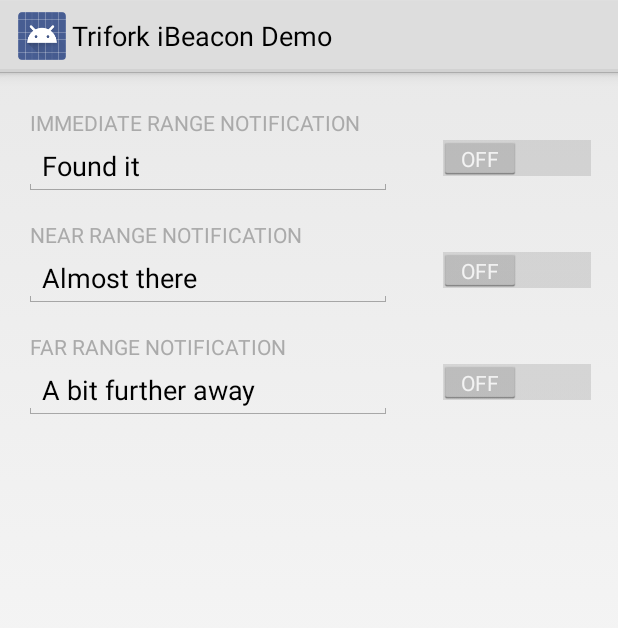
After one commit to cmelchior/trifork-ibeacon-demo, an Android app: the fragment NotificationFragment shown on its own in the app's theme, on a phone screen of 412 x 824 dp. The commit adds this screen. Shown: the top 628 px of the screen. Run offline under Robolectric (Android 15) with nearby library versions, the phone set to English and light mode, and no system bars; our stand-ins replace ButterKnife, Dagger/Hilt's generated code; libraries missing offline, so code that uses them is left out: com.squareup.otto; 2 statements that could not run were skipped.

Commit message:
Added Notification demo and Beacon transmitter demo fragments.

```diff
--- a/TriforkIBeaconDemo/src/main/java/com/trifork/ibeacon/ApplicationModule.java
+++ b/TriforkIBeaconDemo/src/main/java/com/trifork/ibeacon/ApplicationModule.java
@@ -22,6 +22,8 @@ import javax.inject.Singleton;
             ScanFragment.class,
             BeaconDataFragment.class,
             RangingFragment.class,
+            TransmitterFragment.class,
+            NotificationFragment.class,
             RegionLogFragment.class,
             BeaconScanner.class,
             RegionHistoryCursorLoader.class
--- a/TriforkIBeaconDemo/src/main/java/com/trifork/ibeacon/ui/BeaconDataFragment.java
+++ b/TriforkIBeaconDemo/src/main/java/com/trifork/ibeacon/ui/BeaconDataFragment.java
@@ -15,6 +15,7 @@ import com.trifork.ibeacon.eventbus.BeaconScanCompleteEvent;
 import com.trifork.ibeacon.eventbus.NewBeaconSelectedEvent;
 import com.trifork.ibeacon.eventbus.RequestBeaconScanEvent;
 import com.trifork.ibeacon.util.*;
+import com.trifork.ibeacon.util.Utils;
 
 import org.altbeacon.beacon.Beacon;
 
--- /dev/null
+++ b/TriforkIBeaconDemo/src/main/java/com/trifork/ibeacon/ui/NotificationFragment.java
@@ -0,0 +1,130 @@
+package com.trifork.ibeacon.ui;
+
+import android.app.Notification;
+import android.app.NotificationManager;
+import android.content.Context;
+import android.media.RingtoneManager;
+import android.os.Bundle;
+import android.view.LayoutInflater;
+import android.view.View;
+import android.view.ViewGroup;
+import android.widget.CompoundButton;
+import android.widget.EditText;
+import android.widget.Switch;
+
+import com.squareup.otto.Subscribe;
+import com.trifork.ibeacon.BaseFragment;
+import com.trifork.ibeacon.R;
+import com.trifork.ibeacon.eventbus.BeaconScanCompleteEvent;
+import com.trifork.ibeacon.util.Utils;
+
+import java.util.ArrayList;
+import java.util.List;
+
+import butterknife.InjectView;
+
+public class NotificationFragment extends BaseFragment {
+
+    @InjectView(R.id.immediateText) EditText immediateText;
+    @InjectView(R.id.immediateSwitch) Switch immediateSwitch;
+    @InjectView(R.id.nearText) EditText nearText;
+    @InjectView(R.id.nearSwitch) Switch nearSwitch;
+    @InjectView(R.id.farText) EditText farText;
+    @InjectView(R.id.farSwitch) Switch farSwitch;
+
+    private List<Utils.Proximity> notifications = new ArrayList<>();
+    private Utils.Proximity lastProximity = Utils.Proximity.UNKNOWN;
+
+    public static NotificationFragment newInstance() {
+        Bundle args = new Bundle();
+        NotificationFragment fragment = new NotificationFragment();
+        fragment.setArguments(args);
+        return fragment;
+    }
+
+    @Override
+    public View onCreateView(LayoutInflater inflater, ViewGroup container, Bundle savedInstanceState) {
+        return inflater.inflate(R.layout.fragment_notification, container, false);
+    }
+
+    @Override
+    public void onViewCreated(View view, Bundle savedInstanceState) {
+        super.onViewCreated(view, savedInstanceState);
+
+        immediateSwitch.setOnCheckedChangeListener(new CompoundButton.OnCheckedChangeListener() {
+            @Override
+            public void onCheckedChanged(CompoundButton compoundButton, boolean checked) {
+                toggleNotification(Utils.Proximity.IMMEDIATE, checked);
+            }
+        });
+
+        nearSwitch.setOnCheckedChangeListener(new CompoundButton.OnCheckedChangeListener() {
+            @Override
+            public void onCheckedChanged(CompoundButton compoundButton, boolean checked) {
+                toggleNotification(Utils.Proximity.NEAR, checked);
+            }
+        });
+
+        farSwitch.setOnCheckedChangeListener(new CompoundButton.OnCheckedChangeListener() {
+            @Override
+            public void onCheckedChanged(CompoundButton compoundButton, boolean checked) {
+                toggleNotification(Utils.Proximity.FAR, checked);
+            }
+        });
+    }
+
+    private void toggleNotification(Utils.Proximity proximity, boolean checked) {
+        if (checked) {
+            notifications.add(proximity);
+        } else {
+            notifications.remove(proximity);
+            if (notifications.isEmpty()) {
+                lastProximity = Utils.Proximity.UNKNOWN;
+            }
+        }
+    }
+
+
+    @Subscribe
+    public void beaconFound(BeaconScanCompleteEvent event) {
+        Utils.Proximity proximity = Utils.proximityFromDistance(event.getBeacon().getDistance());
+        if (proximity != lastProximity) {
+            if (notifications.contains(proximity)) {
+                showNotification(proximity);
+                lastProximity = proximity;
+            }
+        }
+    }
+
+    private void showNotification(Utils.Proximity proximity) {
+        Notification notification = new Notification.Builder(getActivity())
+                .setSmallIcon(R.drawable.ic_launcher)
+                .setContentTitle(getNotificationTitle(proximity))
+                .setContentText(getNotificationText(proximity))
+                .setSound(RingtoneManager.getDefaultUri(RingtoneManager.TYPE_NOTIFICATION))
+                .build();
+
+        NotificationManager notificationManager = (NotificationManager) getActivity().getSystemService(Context.NOTIFICATION_SERVICE);
+        notificationManager.notify(proximity.hashCode(), notification);
+    }
+
+    private CharSequence getNotificationText(Utils.Proximity proximity) {
+        switch(proximity) {
+            case IMMEDIATE: return immediateText.getText().toString();
+            case NEAR: return nearText.getText().toString();
+            case FAR: return farText.getText().toString();
+            default: return "";
+        }
+    }
+
+    private CharSequence getNotificationTitle(Utils.Proximity proximity) {
+        switch (proximity) {
+            case UNKNOWN: return "Beacon status: Unknown";
+            case IMMEDIATE: return "Beacon status: Immediate";
+            case NEAR: return "Beacon status: Near";
+            case FAR: return "Beacon status: Far";
+            default: return "";
+        }
+    }
+
+}
--- /dev/null
+++ b/TriforkIBeaconDemo/src/main/res/layout/fragment_notification.xml
@@ -0,0 +1,93 @@
+<?xml version="1.0" encoding="utf-8"?>
+
+<RelativeLayout xmlns:android="http://schemas.android.com/apk/res/android"
+    android:layout_width="match_parent" android:layout_height="match_parent"
+    android:padding="@dimen/activity_horizontal_margin">
+
+    <TextView
+        android:layout_width="wrap_content"
+        android:layout_height="wrap_content"
+        android:textAppearance="?android:attr/textAppearanceMedium"
+        android:text="Immediate range notification"
+        android:id="@+id/immediateLabel"
+        style="@style/label"
+        android:layout_alignParentTop="true"
+        android:layout_alignParentStart="true" />
+
+    <Switch
+        android:layout_width="wrap_content"
+        android:layout_height="wrap_content"
+        android:id="@+id/immediateSwitch"
+        android:layout_below="@+id/immediateLabel"
+        android:layout_alignParentRight="true"
+        android:checked="false" />
+
+    <EditText
+        android:layout_width="fill_parent"
+        android:layout_height="wrap_content"
+        android:id="@+id/immediateText"
+        android:text="Found it"
+        android:layout_marginRight="32dp"
+        android:layout_alignParentStart="true"
+        android:layout_toLeftOf="@id/immediateSwitch"
+        android:layout_below="@+id/immediateLabel" />
+
+    <TextView
+        android:layout_width="wrap_content"
+        android:layout_height="wrap_content"
+        android:textAppearance="?android:attr/textAppearanceMedium"
+        android:text="Near range notification"
+        style="@style/label"
+        android:layout_marginTop="16dp"
+        android:id="@+id/nearLabel"
+        android:layout_below="@id/immediateText"
+        android:layout_alignParentStart="true" />
+
+    <Switch
+        android:layout_width="wrap_content"
+        android:layout_height="wrap_content"
+        android:id="@+id/nearSwitch"
+        android:layout_below="@+id/nearLabel"
+        android:layout_alignParentRight="true"
+        android:checked="false" />
+
+    <EditText
+        android:layout_width="fill_parent"
+        android:layout_height="wrap_content"
+        android:id="@+id/nearText"
+        android:text="Almost there"
+        android:layout_marginRight="32dp"
+        android:layout_alignParentStart="true"
+        android:layout_toLeftOf="@id/nearSwitch"
+        android:layout_below="@+id/nearLabel" />
+
+    <TextView
+        android:layout_width="wrap_content"
+        android:layout_height="wrap_content"
+        android:textAppearance="?android:attr/textAppearanceMedium"
+        style="@style/label"
+        android:text="Far range notification"
+        android:layout_marginTop="16dp"
+        android:id="@+id/farLabel"
+        android:layout_below="@id/nearText"
+        android:layout_alignParentStart="true" />
+
+    <Switch
+        android:layout_width="wrap_content"
+        android:layout_height="wrap_content"
+        android:id="@+id/farSwitch"
+        android:layout_below="@+id/farLabel"
+        android:layout_alignParentRight="true"
+        android:checked="false" />
+
+    <EditText
+        android:layout_width="fill_parent"
+        android:layout_height="wrap_content"
+        android:id="@+id/farText"
+        android:text="A bit further away"
+        android:layout_marginRight="32dp"
+        android:layout_alignParentStart="true"
+        android:layout_toLeftOf="@id/farSwitch"
+        android:layout_below="@+id/farLabel" />
+
+</RelativeLayout>
--- a/TriforkIBeaconDemo/src/main/res/values/strings.xml
+++ b/TriforkIBeaconDemo/src/main/res/values/strings.xml
@@ -13,4 +13,6 @@
     <string name="label_minor">Minor: %s</string>
     <string name="label_rssi">RSSI: %s dBm</string>
     <string name="label_txpower">TxPower: %s dBm</string>
+    <string name="title_transmitter">Transmitter</string>
+    <string name="title_notification">Notifications</string>
 </resources>
--- a/TriforkIBeaconDemo/src/main/res/values/styles.xml
+++ b/TriforkIBeaconDemo/src/main/res/values/styles.xml
@@ -27,5 +27,14 @@
         <item name="android:layout_marginRight">8dp</item>
     </style>
 
+    <style name="label" parent="android:Widget.Holo.Light.TextView">
+        <item name="android:drawablePadding">4dp</item>
+        <item name="android:layout_marginTop">8dp</item>
+        <item name="android:paddingLeft">4dp</item>
+        <item name="android:textAllCaps">true</item>
+        <item name="android:textColor">@android:color/darker_gray</item>
+        <item name="android:textSize">14sp</item>
+    </style>
+
 
 </resources>
```
Also changed, not shown: TriforkIBeaconDemo/build.gradle (+4 -4 lines), TriforkIBeaconDemo/src/main/java/com/trifork/ibeacon/MainActivity.java (+35 -5 lines), TriforkIBeaconDemo/src/main/java/com/trifork/ibeacon/detectors/BeaconScanner.java (+22 -3 lines), TriforkIBeaconDemo/src/main/java/com/trifork/ibeacon/detectors/IBeaconParser.java (added, +32 -0 lines), TriforkIBeaconDemo/src/main/java/com/trifork/ibeacon/eventbus/RequestBeaconTransmit.java (added, +28 -0 lines), TriforkIBeaconDemo/src/main/java/com/trifork/ibeacon/eventbus/StopTransmitEvent.java (added, +16 -0 lines), TriforkIBeaconDemo/src/main/java/com/trifork/ibeacon/ui/TransmitterFragment.java (added, +160 -0 lines), TriforkIBeaconDemo/src/main/res/layout/fragment_transmitter.xml (added, +132 -0 lines), TriforkIBeaconDemo/src/main/res/layout/fragment_transmitter_sdkfailure.xml (added, +18 -0 lines), TriforkIBeaconDemo/src/main/res/values/arrays.xml (added, +14 -0 lines).
